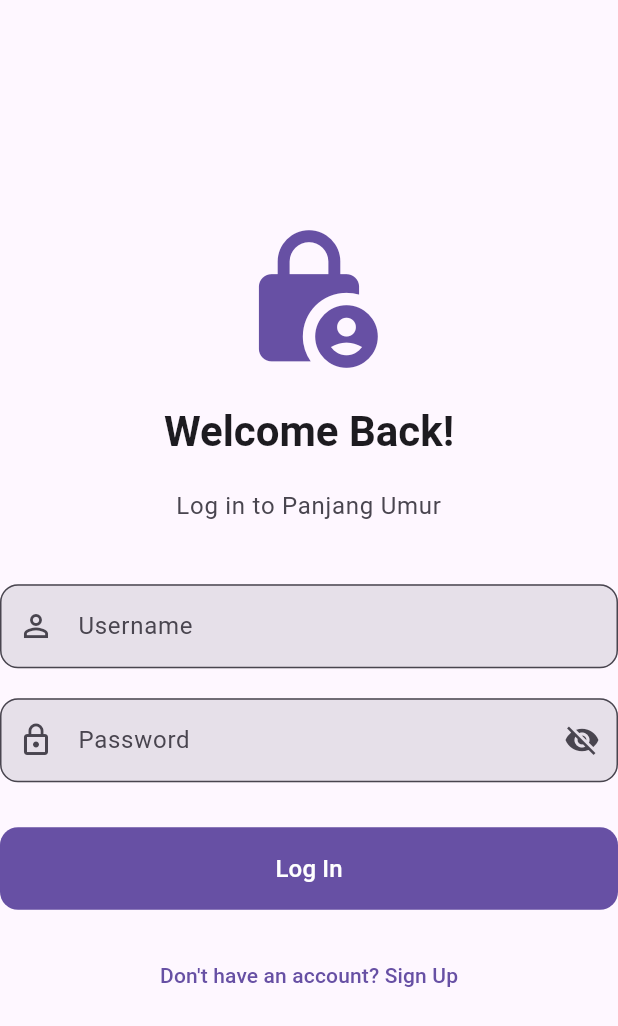
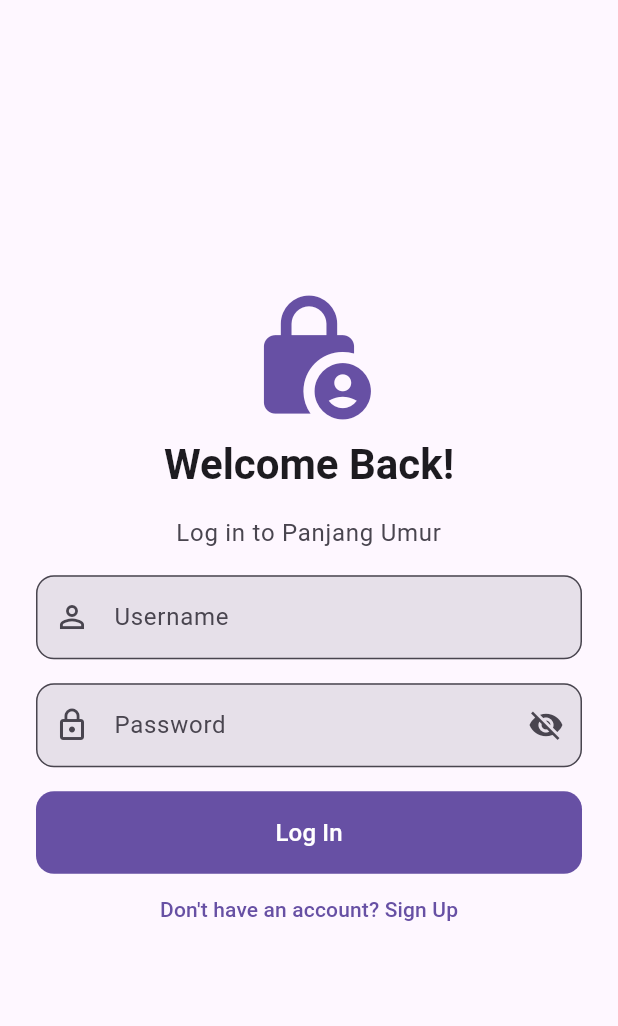
Before and after one commit to rowlys/panjang_umur_frontend, a Flutter app: the screen it shows after launch, on a phone screen of 412 x 824 dp. Shown: the top 1026 px of the screen. Run offline on Flutter 3.47's test engine with Material 3 defaults, Android fonts, the phone set to English and light mode, and no system bars; our stand-ins replace dio, flutter_dotenv, flutter_riverpod, flutter_secure_storage, go_router.

Commit message:
style: minor ui tweaks

```diff
--- a/lib/features/auth/presentation/screens/login_screen.dart
+++ b/lib/features/auth/presentation/screens/login_screen.dart
@@ -36,6 +36,10 @@ class _LoginScreenState extends ConsumerState<LoginScreen> {
             content: Text(next.error.toString()),
             backgroundColor: Theme.of(context).colorScheme.error,
             behavior: SnackBarBehavior.floating,
+            margin: const EdgeInsets.all(16.0),
+            shape: RoundedRectangleBorder(
+              borderRadius: BorderRadius.circular(12.0),
+            ),
           ),
         );
       }
@@ -56,7 +60,7 @@ class _LoginScreenState extends ConsumerState<LoginScreen> {
       body: SafeArea(
         child: Center(
           child: SingleChildScrollView(
-
+            padding: const EdgeInsets.symmetric(horizontal: 24.0),
             child: Form(
               key: _formKey,
               child: Column(
@@ -65,11 +69,11 @@ class _LoginScreenState extends ConsumerState<LoginScreen> {
                 children: [
                   Icon(
                     Icons.lock_person_rounded,
-                    size: 100,
+                    size: 90,
                     color: Theme.of(context).colorScheme.primary,
                   ),
 
-                  const SizedBox(height: 20),
+                  const SizedBox(height: 8),
 
                   Text(
                     'Welcome Back!',
@@ -77,7 +81,7 @@ class _LoginScreenState extends ConsumerState<LoginScreen> {
                     textAlign: TextAlign.center,
                   ),
 
-                  const SizedBox(height: 20),
+                  const SizedBox(height: 16),
 
                   Text(
                     'Log in to Panjang Umur',
@@ -85,7 +89,7 @@ class _LoginScreenState extends ConsumerState<LoginScreen> {
                     textAlign: TextAlign.center,
                   ),
 
-                  const SizedBox(height: 40),
+                  const SizedBox(height: 16),
 
                   TextFormField(
                     controller: _usernameController,
@@ -102,7 +106,7 @@ class _LoginScreenState extends ConsumerState<LoginScreen> {
                     textInputAction: TextInputAction.next,
                   ),
 
-                  const SizedBox(height: 20),
+                  const SizedBox(height: 16),
                   TextFormField(
                     controller: _passwordController,
                     obscureText: _isPasswordHidden,
@@ -127,7 +131,7 @@ class _LoginScreenState extends ConsumerState<LoginScreen> {
                     onFieldSubmitted: (_) => _submit(),
                   ),
 
-                  const SizedBox(height: 30),
+                  const SizedBox(height: 16),
 
                   FilledButton(
                     onPressed: authState.isLoading ? null : _submit,
@@ -149,7 +153,7 @@ class _LoginScreenState extends ConsumerState<LoginScreen> {
                         : const Text('Log In', style: TextStyle(fontSize: 16)),
                   ),
 
-                  const SizedBox(height: 20),
+                  // const SizedBox(height: 2),
                   TextButton(
                     onPressed: authState.isLoading ? null : () {
                       // Navigate to the registration screen
```
